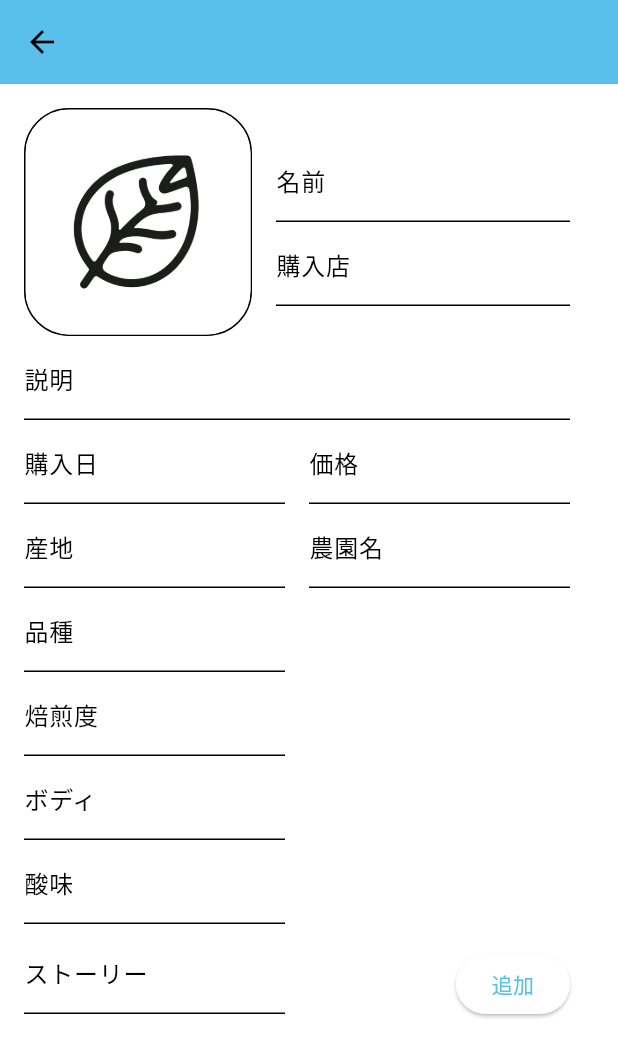
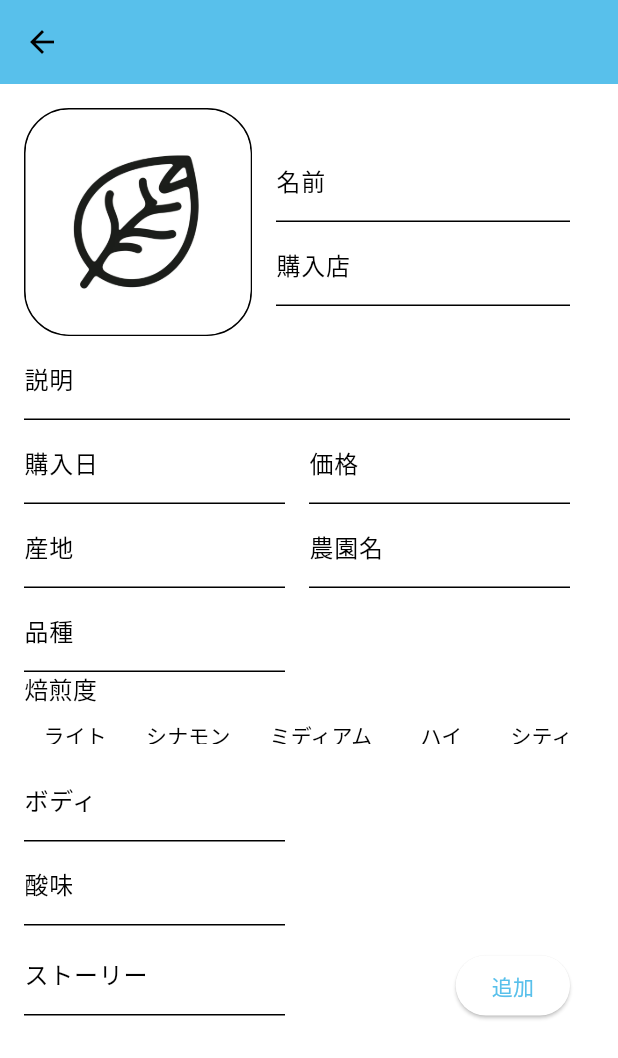
Before and after one commit to genryu0210/coffee_memo, a Flutter app: the InsertScreen screen opened directly, on a phone screen of 412 x 824 dp. Shown: the top 1058 px of the screen. Run offline on Flutter 3.47's test engine with Material 3 defaults, Android fonts, the phone set to English and light mode, and no system bars; our stand-ins replace image_picker, sqflite; accounts and stored records are empty; Roboto replaces fonts that are missing (San Francisco).

Commit message:
utilでウィジェットごとに分け、省コード化

```diff
--- a/lib/screen/cb_insert_screen.dart
+++ b/lib/screen/cb_insert_screen.dart
@@ -17,6 +17,8 @@ class _InsertScreenState extends State<InsertScreen> {
   Map<String, TextEditingController> controllers = {};
   File? _storedImage;
   final Map japaneseTitles = Utils().japaneseTitles;
+  final List<String> roastLevels = Utils().roastLevels;
+  int selectedIndex = -1;
 
   @override
   void initState() {
@@ -95,34 +97,8 @@ class _InsertScreenState extends State<InsertScreen> {
     Navigator.of(context).pop(); // データ挿入後に画面を閉じる
   }
 
-  Widget beansImage(_storedImage) {
-    Image imageFile;
-
-    imageFile = _storedImage != null
-        ? Image.file(
-            _storedImage!,
-            width: 150,
-            height: 150,
-            fit: BoxFit.cover,
-          )
-        : Image.asset(
-            'assets/placeholder.jpg', // プレースホルダー画像へのパス
-            width: 150,
-            height: 150,
-            fit: BoxFit.cover,
-          );
-    return InkWell(
-      onTap: _selectImage,
-      child: Container(
-        decoration: BoxDecoration(
-          borderRadius: BorderRadius.circular(30),
-          border: Border.all(width: 1.0),
-        ),
-        child: ClipRRect(
-            borderRadius: BorderRadius.circular(30), child: imageFile),
-      ),
-    );
-  }
+  Widget Function(File? _storedImage, VoidCallback? onTap) beansImage =
+      Utils.beansImage;
 
   Widget customTextField(String key, double value) {
     return SizedBox(
@@ -140,6 +116,7 @@ class _InsertScreenState extends State<InsertScreen> {
   @override
   Widget build(BuildContext context) {
     double screenWidth = MediaQuery.of(context).size.width;
+
     return Scaffold(
       appBar: AppBar(),
       body: SingleChildScrollView(
@@ -152,7 +129,7 @@ class _InsertScreenState extends State<InsertScreen> {
               children: [
                 Padding(
                   padding: EdgeInsets.only(right: 16.0),
-                  child: beansImage(_storedImage),
+                  child: beansImage(_storedImage, _selectImage),
                 ),
                 Expanded(
                   child: Column(
@@ -192,7 +169,43 @@ class _InsertScreenState extends State<InsertScreen> {
               ],
             ),
             customTextField('variety', screenWidth / 2 - 32),
-            customTextField('roastLevel', screenWidth / 2 - 32),
+            Text(
+              '焙煎度',
+              style: TextStyle(fontSize: 16),
+            ),
+            Container(
+              height: 34,
+              child: ListView.builder(
+                shrinkWrap: true,
+                scrollDirection: Axis.horizontal,
+                itemCount: roastLevels.length,
+                itemBuilder: (BuildContext context, int index) {
+                  return Container(
+                    decoration: BoxDecoration(
+                      border: Border.all(
+                        width: 1.0,
+                        color: selectedIndex == index
+                            ? Theme.of(context).primaryColor
+                            : Colors.transparent,
+                      ),
+                      borderRadius: BorderRadius.circular(16.0),
+                    ),
+                    child: TextButton(
+                      onPressed: () {
+                        setState(() {
+                          selectedIndex = index; // 選択されたインデックスを更新
+                          controllers['roastLevel']!.text = roastLevels[index];
+                        });
+                      },
+                      child: Text(
+                        roastLevels[index],
+                        style: TextStyle(color: Colors.black),
+                      ),
+                    ),
+                  );
+                },
+              ),
+            ),
             customTextField('body', screenWidth / 2 - 32),
             customTextField('acidity', screenWidth / 2 - 32),
             Row(
--- a/lib/utils.dart
+++ b/lib/utils.dart
@@ -1,3 +1,7 @@
+import 'dart:io';
+
+import 'package:flutter/material.dart';
+
 class Utils {
   final Map<String, String> japaneseTitles = {
     'id': 'ID',
@@ -33,4 +37,54 @@ class Utils {
     'sweetnessScore': '甘味',
     'sweetnessMemo': '甘味に関するメモ',
   };
+    final List<String> roastLevels = [
+    'ライト',
+    'シナモン',
+    'ミディアム',
+    'ハイ',
+    'シティ',
+    'フルシティ',
+    'フレンチ',
+    'イタリアン'
+  ];
+
+  static Widget beansImage(File? _storedImage, VoidCallback? onTap) {
+    Image imageFile = _storedImage != null
+      ? Image.file(
+          _storedImage,
+          width: 150,
+          height: 150,
+          fit: BoxFit.cover,
+        )
+      : Image.asset(
+          'assets/placeholder.jpg', // プレースホルダー画像へのパス
+          width: 150,
+          height: 150,
+          fit: BoxFit.cover,
+        );
+
+    return InkWell(
+      onTap: onTap != null ? onTap: () {},
+      child: Container(
+        decoration: BoxDecoration(
+          borderRadius: BorderRadius.circular(30),
+          border: Border.all(width: 1.0),
+        ),
+        child: ClipRRect(
+          borderRadius: BorderRadius.circular(30),
+          child: imageFile,
+        ),
+      ),
+    );
+  }
+
+  Widget customTextField(String key, double value, Map<String, TextEditingController> controllers) {
+    return SizedBox(
+      width: value,
+      child: TextField(
+        controller: controllers[key],
+        decoration: InputDecoration(labelText: japaneseTitles[key]),
+      ),
+    );
+  }
 }
```
Also changed, not shown: lib/screen/cb_detail_screen.dart (+37 -51 lines), lib/screen/cb_edit_screen.dart (+21 -56 lines).
